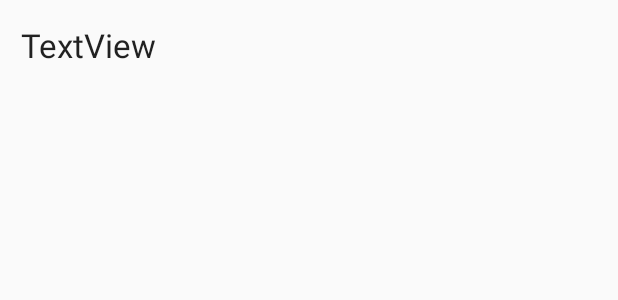
After one commit to wendy89711/HomePracticeMid108, an Android app: the layout content_result.xml on its own in the app's theme, with its tools: preview values and no code run, on a phone screen of 412 x 824 dp. The commit adds this screen. Shown: the top 300 px of the screen. Run offline under Robolectric (Android 15) with nearby library versions, the phone set to English and light mode, and no system bars.

Commit message:
完成！

```diff
--- a/app/src/main/AndroidManifest.xml
+++ b/app/src/main/AndroidManifest.xml
@@ -9,6 +9,10 @@
         android:roundIcon="@mipmap/ic_launcher_round"
         android:supportsRtl="true"
         android:theme="@style/AppTheme">
+        <activity
+            android:name=".ResultActivity"
+            android:label="@string/title_activity_result"
+            android:theme="@style/AppTheme.NoActionBar"></activity>
         <activity
             android:name=".MainActivity"
             android:label="@string/app_name"
--- a/app/src/main/res/layout/content_main.xml
+++ b/app/src/main/res/layout/content_main.xml
@@ -67,6 +67,7 @@
         android:layout_width="wrap_content"
         android:layout_height="wrap_content"
         android:layout_marginTop="28dp"
+        android:onClick="butten"
         android:text="SIGN UP"
         app:layout_constraintStart_toStartOf="@+id/ed_password"
         app:layout_constraintTop_toBottomOf="@+id/ed_password" />
--- /dev/null
+++ b/app/src/main/res/layout/content_result.xml
@@ -0,0 +1,22 @@
+<?xml version="1.0" encoding="utf-8"?>
+<androidx.constraintlayout.widget.ConstraintLayout xmlns:android="http://schemas.android.com/apk/res/android"
+    xmlns:app="http://schemas.android.com/apk/res-auto"
+    xmlns:tools="http://schemas.android.com/tools"
+    android:layout_width="match_parent"
+    android:layout_height="match_parent"
+    app:layout_behavior="@string/appbar_scrolling_view_behavior"
+    tools:context=".ResultActivity"
+    tools:showIn="@layout/activity_result">
+
+    <TextView
+        android:id="@+id/result"
+        android:layout_width="wrap_content"
+        android:layout_height="wrap_content"
+        android:layout_marginStart="14dp"
+        android:layout_marginLeft="14dp"
+        android:layout_marginTop="15dp"
+        android:text="TextView"
+        android:textAppearance="@style/TextAppearance.AppCompat.Large"
+        app:layout_constraintStart_toStartOf="parent"
+        app:layout_constraintTop_toTopOf="parent" />
+</androidx.constraintlayout.widget.ConstraintLayout>
--- a/app/src/main/res/values/strings.xml
+++ b/app/src/main/res/values/strings.xml
@@ -1,4 +1,5 @@
 <resources>
     <string name="app_name">HomePracticeMid108</string>
     <string name="action_settings">Settings</string>
+    <string name="title_activity_result">ResultActivity</string>
 </resources>
```
Also changed, not shown: app/src/main/java/com/wen/MainActivity.java (+33 -3 lines), app/src/main/java/com/wen/ResultActivity.java (added, +42 -0 lines), app/src/main/res/layout/activity_result.xml (added, +33 -0 lines).
